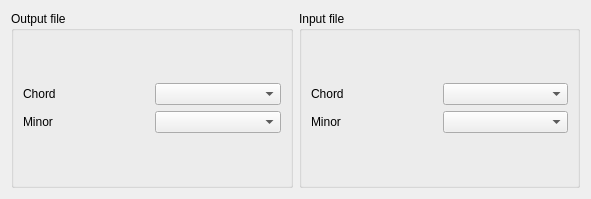
jpcima/chordv, file ui/forminputoutputchord.ui: the form before one commit.
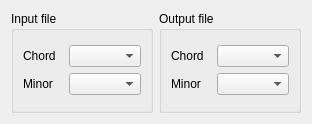
The form after the commit.

```diff
--- a/ui/forminputoutputchord.ui
+++ b/ui/forminputoutputchord.ui
@@ -6,8 +6,8 @@
    <rect>
     <x>0</x>
     <y>0</y>
-    <width>591</width>
-    <height>199</height>
+    <width>312</width>
+    <height>124</height>
    </rect>
   </property>
   <property name="windowTitle">
@@ -16,47 +16,6 @@
   <layout class="QVBoxLayout" name="verticalLayout">
    <item>
     <layout class="QHBoxLayout" name="horizontalLayout">
-     <item>
-      <widget class="QGroupBox" name="groupBOutput">
-       <property name="title">
-        <string>Output file</string>
-       </property>
-       <layout class="QVBoxLayout" name="verticalLayout_7">
-        <item>
-         <layout class="QHBoxLayout" name="horizontalLayout_3">
-          <item>
-           <layout class="QVBoxLayout" name="verticalLayout_4">
-            <item>
-             <widget class="QLabel" name="labelChordOutput">
-              <property name="text">
-               <string>Chord</string>
-              </property>
-             </widget>
-            </item>
-            <item>
-             <widget class="QLabel" name="labelMinorOutput">
-              <property name="text">
-               <string>Minor</string>
-              </property>
-             </widget>
-            </item>
-           </layout>
-          </item>
-          <item>
-           <layout class="QVBoxLayout" name="verticalLayout_6">
-            <item>
-             <widget class="QComboBox" name="comboBoxOutputChordLanguage"/>
-            </item>
-            <item>
-             <widget class="QComboBox" name="comboBoxMinorOutput"/>
-            </item>
-           </layout>
-          </item>
-         </layout>
-        </item>
-       </layout>
-      </widget>
-     </item>
      <item>
       <widget class="QGroupBox" name="groupBoxInput">
        <property name="title">
@@ -98,6 +57,47 @@
        </layout>
       </widget>
      </item>
+     <item>
+      <widget class="QGroupBox" name="groupBOutput">
+       <property name="title">
+        <string>Output file</string>
+       </property>
+       <layout class="QVBoxLayout" name="verticalLayout_7">
+        <item>
+         <layout class="QHBoxLayout" name="horizontalLayout_3">
+          <item>
+           <layout class="QVBoxLayout" name="verticalLayout_4">
+            <item>
+             <widget class="QLabel" name="labelChordOutput">
+              <property name="text">
+               <string>Chord</string>
+              </property>
+             </widget>
+            </item>
+            <item>
+             <widget class="QLabel" name="labelMinorOutput">
+              <property name="text">
+               <string>Minor</string>
+              </property>
+             </widget>
+            </item>
+           </layout>
+          </item>
+          <item>
+           <layout class="QVBoxLayout" name="verticalLayout_6">
+            <item>
+             <widget class="QComboBox" name="comboBoxOutputChordLanguage"/>
+            </item>
+            <item>
+             <widget class="QComboBox" name="comboBoxMinorOutput"/>
+            </item>
+           </layout>
+          </item>
+         </layout>
+        </item>
+       </layout>
+      </widget>
+     </item>
     </layout>
    </item>
   </layout>
```
